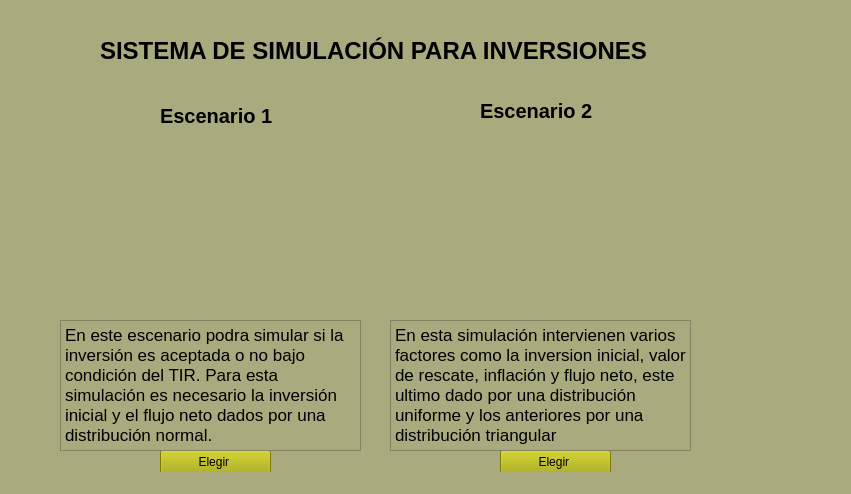
This is ventana_principal.ui in Sei444/evaluacion_de_inversiones as Qt 5 draws it before an edit. The edited form follows.
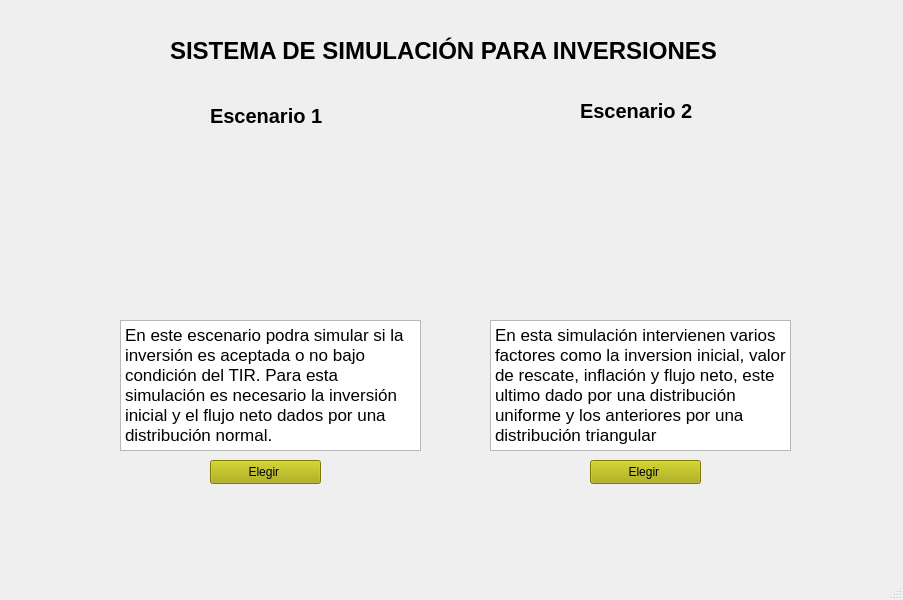
This is the edited form. Icons and pictures are not drawn.

```diff
--- a/ventana_principal.ui
+++ b/ventana_principal.ui
@@ -6,21 +6,24 @@
    <rect>
     <x>0</x>
     <y>0</y>
-    <width>851</width>
-    <height>494</height>
+    <width>903</width>
+    <height>600</height>
    </rect>
   </property>
   <property name="windowTitle">
    <string>MainWindow</string>
   </property>
+  <property name="autoFillBackground">
+   <bool>false</bool>
+  </property>
   <property name="styleSheet">
-   <string notr="true">background-color: rgb(170, 170, 127);</string>
+   <string notr="true"/>
   </property>
   <widget class="QWidget" name="centralwidget">
    <widget class="QLabel" name="label">
     <property name="geometry">
      <rect>
-      <x>410</x>
+      <x>510</x>
       <y>140</y>
       <width>251</width>
       <height>171</height>
@@ -33,8 +36,8 @@
    <widget class="QPushButton" name="boton_elegir2">
     <property name="geometry">
      <rect>
-      <x>500</x>
-      <y>450</y>
+      <x>590</x>
+      <y>460</y>
       <width>111</width>
       <height>24</height>
      </rect>
@@ -49,7 +52,7 @@
    <widget class="QLabel" name="label_2">
     <property name="geometry">
      <rect>
-      <x>80</x>
+      <x>140</x>
       <y>140</y>
       <width>261</width>
       <height>171</height>
@@ -62,8 +65,8 @@
    <widget class="QPushButton" name="boton_elegir1">
     <property name="geometry">
      <rect>
-      <x>160</x>
-      <y>450</y>
+      <x>210</x>
+      <y>460</y>
       <width>111</width>
       <height>24</height>
      </rect>
@@ -520,7 +523,7 @@
    <widget class="QLabel" name="label_3">
     <property name="geometry">
      <rect>
-      <x>160</x>
+      <x>210</x>
       <y>100</y>
       <width>131</width>
       <height>31</height>
@@ -540,7 +543,7 @@
    <widget class="QLabel" name="label_4">
     <property name="geometry">
      <rect>
-      <x>480</x>
+      <x>580</x>
       <y>100</y>
       <width>141</width>
       <height>21</height>
@@ -560,7 +563,7 @@
    <widget class="QLabel" name="label_5">
     <property name="geometry">
      <rect>
-      <x>100</x>
+      <x>170</x>
       <y>10</y>
       <width>601</width>
       <height>81</height>
@@ -581,7 +584,7 @@
    <widget class="QTextBrowser" name="textBrowser">
     <property name="geometry">
      <rect>
-      <x>60</x>
+      <x>120</x>
       <y>320</y>
       <width>301</width>
       <height>131</height>
@@ -604,7 +607,7 @@
    <widget class="QTextBrowser" name="textBrowser_2">
     <property name="geometry">
      <rect>
-      <x>390</x>
+      <x>490</x>
       <y>320</y>
       <width>301</width>
       <height>131</height>
```
